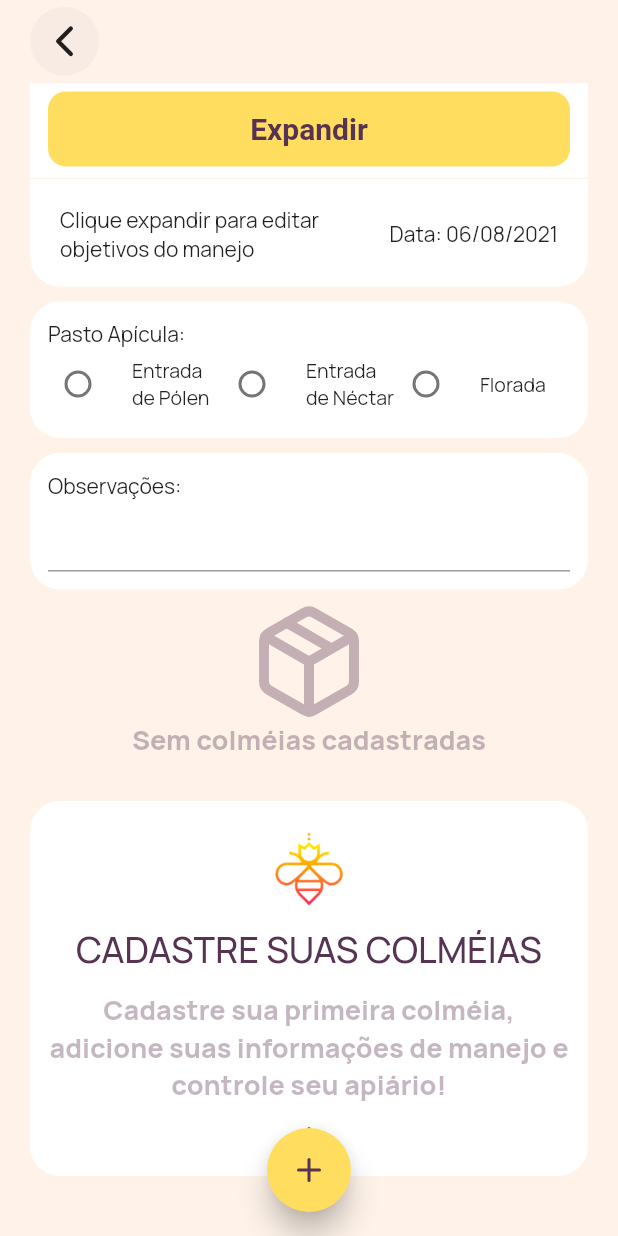
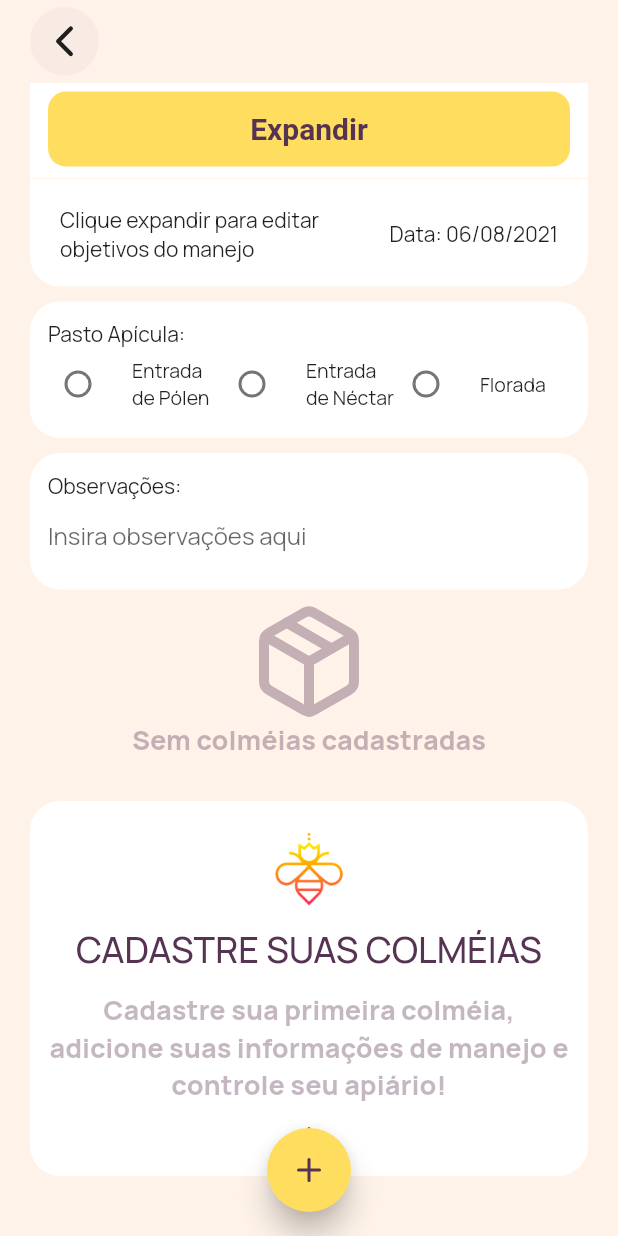
Before and after one commit to joaovvrodrigues/beecontrol, a Flutter app: the ControlSheetPage screen opened directly, scrolled down 104 dp, on a phone screen of 412 x 824 dp. Run offline on Flutter 3.47's test engine with Material 2 defaults, Android fonts, the phone set to English and light mode, and no system bars; our stand-ins replace animated_bottom_navigation_bar, brasil_fields, flutter_feather_icons, flutter_spinkit, flutter_staggered_animations, ionicons and 3 more; missing offline and left inert: webfeed; network calls fail.

Commit message:
Layout and functionality fixes

```diff
--- a/lib/models/report.dart
+++ b/lib/models/report.dart
@@ -8,13 +8,17 @@ class Report {
   num numHives;
   num orphanBoxes;
   List<String> resume;
-  Report({
-    this.name = '',
-    this.date,
-    this.numHives = 0,
-    this.orphanBoxes = 0,
-    required this.resume,
-  });
+  String comments;
+  int? beePasture;
+
+  Report(
+      {this.name = '',
+      this.date,
+      this.numHives = 0,
+      this.orphanBoxes = 0,
+      required this.resume,
+      this.comments = '',
+      this.beePasture}); // : assert(beePasture < 3, 'beePasture must be less than 3');
 
   void updateProvider(Report aux) {
     name = aux.name;
@@ -22,6 +26,8 @@ class Report {
     numHives = aux.numHives;
     orphanBoxes = aux.orphanBoxes;
     resume = aux.resume;
+    comments = aux.comments;
+    beePasture = aux.beePasture;
   }
 
   Report copyWith({
@@ -30,6 +36,8 @@ class Report {
     num? numHives,
     num? orphanBoxes,
     List<String>? resume,
+    String? comments,
+    int? beePasture,
   }) {
     return Report(
       name: name ?? this.name,
@@ -37,6 +45,8 @@ class Report {
       numHives: numHives ?? this.numHives,
       orphanBoxes: orphanBoxes ?? this.orphanBoxes,
       resume: resume ?? this.resume,
+      comments: comments ?? this.comments,
+      beePasture: beePasture ?? this.beePasture,
     );
   }
 
@@ -47,6 +57,8 @@ class Report {
       'numHives': numHives,
       'orphanBoxes': orphanBoxes,
       'resume': resume,
+      'comments': comments,
+      'beePasture': beePasture,
     };
   }
 
@@ -57,6 +69,8 @@ class Report {
       numHives: map['numHives'],
       orphanBoxes: map['orphanBoxes'],
       resume: List<String>.from(map['resume']),
+      comments: map['comments'],
+      beePasture: map['beePasture'],
     );
   }
 
@@ -66,7 +80,7 @@ class Report {
 
   @override
   String toString() {
-    return 'Report(name: $name, date: $date, numHives: $numHives, orphanBoxes: $orphanBoxes, resume: $resume)';
+    return 'Report(name: $name, date: $date, numHives: $numHives, orphanBoxes: $orphanBoxes, resume: $resume, comments: $comments, beePasture: $beePasture)';
   }
 
   @override
@@ -78,7 +92,9 @@ class Report {
         other.date == date &&
         other.numHives == numHives &&
         other.orphanBoxes == orphanBoxes &&
-        listEquals(other.resume, resume);
+        listEquals(other.resume, resume) &&
+        other.comments == comments &&
+        other.beePasture == beePasture;
   }
 
   @override
@@ -87,6 +103,8 @@ class Report {
         date.hashCode ^
         numHives.hashCode ^
         orphanBoxes.hashCode ^
-        resume.hashCode;
+        resume.hashCode ^
+        comments.hashCode ^
+        beePasture.hashCode;
   }
 }
--- a/lib/pages/control_sheet/control_sheet_page.dart
+++ b/lib/pages/control_sheet/control_sheet_page.dart
@@ -29,16 +29,22 @@ class ControlSheetPage extends StatefulWidget {
 
 class _ControlSheetPageState extends State<ControlSheetPage> {
   final formKey = GlobalKey<FormState>();
-  PastoApicola? _pastoApicola;
 
   Report report = Report(resume: []);
   Apiary apiary = Apiary(hives: [], reports: []);
 
+  TextEditingController textController = TextEditingController();
+
+  @override
+  void initState() {
+    apiary = context.read<Apiary>();
+    report = context.read<Report>();
+    textController.text = report.comments;
+    super.initState();
+  }
+
   @override
   Widget build(BuildContext context) {
-    apiary = context.read<Apiary>();
-    report = context.read<Report>();
-
     return SafeArea(
       child: Scaffold(
           appBar: PreferredSize(
@@ -96,17 +102,17 @@ class _ControlSheetPageState extends State<ControlSheetPage> {
                                       padding: const EdgeInsets.symmetric(
                                           horizontal: 0),
                                       child: BeePasture(
-                                        groupValue: _pastoApicola,
+                                        groupValue: report.beePasture,
                                         onChanged: (value) {
                                           setState(() {
-                                            _pastoApicola = value;
+                                            report.beePasture = value;
                                           });
                                         },
                                       ))
                                 ],
                               ),
                             )),
-                        CommentsCard(),
+                        CommentsCard(textController: textController),
                         if (apiary.hives.isEmpty)
                           Column(
                             children: [
--- a/lib/pages/control_sheet/widgets/bee_pasture.dart
+++ b/lib/pages/control_sheet/widgets/bee_pasture.dart
@@ -1,6 +1,4 @@
 import 'package:flutter/material.dart';
-
-enum PastoApicola { polen, nectar, florada }
 
 class BeePasture extends StatelessWidget {
   const BeePasture({
@@ -8,42 +6,30 @@ class BeePasture extends StatelessWidget {
     required this.onChanged,
     required this.groupValue,
   }) : super(key: key);
-  final void Function(dynamic) onChanged;
-  final dynamic groupValue;
+  final void Function(int?) onChanged;
+  final int? groupValue;
+
+  static List<String> beePastureList = [
+    'Entrada de Pólen',
+    'Entrada de Néctar',
+    'Florada'
+  ];
 
   @override
   Widget build(BuildContext context) {
     return Row(
         mainAxisAlignment: MainAxisAlignment.start,
-      children: [
-        Expanded(
-          child: RadioListTile<PastoApicola>(
-              title: const Text('Entrada de Pólen'),
-              value: PastoApicola.polen,
+        children: List<Widget>.generate(
+          beePastureList.length,
+          (index) => Expanded(
+            child: RadioListTile<int>(
+                title: Text(beePastureList[index]),
+                value: index,
                 groupValue: groupValue,
                 contentPadding: EdgeInsets.all(0),
                 dense: true,
                 onChanged: onChanged),
           ),
-        Expanded(
-          child: RadioListTile<PastoApicola>(
-              title: const Text('Entrada de Néctar'),
-              value: PastoApicola.nectar,
-              groupValue: groupValue,
-              dense: true,
-              contentPadding: EdgeInsets.all(0),
-              onChanged: onChanged),
-        ),
-        Expanded(
-          child: RadioListTile<PastoApicola>(
-              title: const Text('Florada'),
-              contentPadding: EdgeInsets.all(0),
-              value: PastoApicola.florada,
-              groupValue: groupValue,
-              dense: true,
-              onChanged: onChanged),
-        ),
-      ],
-    );
+        ));
   }
 }
--- a/lib/pages/control_sheet/widgets/comments.dart
+++ b/lib/pages/control_sheet/widgets/comments.dart
@@ -1,7 +1,12 @@
 import 'package:flutter/material.dart';
 
 class CommentsCard extends StatelessWidget {
-  const CommentsCard({Key? key}) : super(key: key);
+  const CommentsCard({
+    Key? key,
+    required this.textController,
+  }) : super(key: key);
+
+  final TextEditingController textController;
 
   @override
   Widget build(BuildContext context) {
@@ -13,19 +18,16 @@ class CommentsCard extends StatelessWidget {
           crossAxisAlignment: CrossAxisAlignment.start,
           children: [
             Text('Observações:'),
-            TextField(
-                // decoration: InputDecoration(
-                //     hintText: 'Observações',
-                //     suffixIcon: Container(
-                //         decoration: BoxDecoration(
-                //             color: AppTheme.dandelion,
-                //             borderRadius: BorderRadius.circular(12)),
-                //         child: Icon(
-                //           Ionicons.create_outline,
-                //           size: 20,
-                //           color: AppTheme.eclipse,
-                //         ))),
-                )
+            ConstrainedBox(
+              constraints: BoxConstraints(maxHeight: 150),
+              child: TextField(
+                decoration: InputDecoration(
+                    border: InputBorder.none,
+                    hintText: 'Insira observações aqui'),
+                maxLines: null,
+                controller: textController,
+              ),
+            )
           ],
         ));
   }
--- a/lib/pages/control_sheet/widgets/hive_card.dart
+++ b/lib/pages/control_sheet/widgets/hive_card.dart
@@ -78,20 +78,20 @@ class _HiveCardState extends State<HiveCard> {
                   ),
                   for (var item in widget.hive.situation)
                     HiveOptions(item: item),
-                  Padding(
-                    padding: const EdgeInsets.symmetric(vertical: 5),
-                    child: ElevatedButton(
-                      onPressed: () {},
-                      child: Icon(
-                        FeatherIcons.plus,
-                        color: AppTheme.eclipse,
-                      ),
-                      style: AppTheme.elevatedButtonStyle.copyWith(
-                        minimumSize:
-                            MaterialStateProperty.all<Size?>(Size(162, 40)),
-                      ),
-                    ),
-                  ),
+                  // Padding(
+                  //   padding: const EdgeInsets.symmetric(vertical: 5),
+                  //   child: ElevatedButton(
+                  //     onPressed: () {},
+                  //     child: Icon(
+                  //       FeatherIcons.plus,
+                  //       color: AppTheme.eclipse,
+                  //     ),
+                  //     style: AppTheme.elevatedButtonStyle.copyWith(
+                  //       minimumSize:
+                  //           MaterialStateProperty.all<Size?>(Size(162, 40)),
+                  //     ),
+                  //   ),
+                  // ),
                 ],
               ),
               Column(
--- a/lib/utils/classes.dart
+++ b/lib/utils/classes.dart
@@ -11,8 +11,6 @@ List<String> manejo = [
   'Instalar Suportes',
   'Outro'
 ];
-
-
 
 List<Apiary> apiaries = [
   Apiary(
@@ -38,17 +36,21 @@ List<String> manejo = [
             resume: ['Alimentação', 'Colheita de Mel', 'Colheita de Própolis'],
             name: 'Ficha de Controle 1'),
         Report(
+            beePasture: 0,
             date: DateTime(2021, 07, 10, 10, 30),
             numHives: 6,
             orphanBoxes: 1,
             resume: ['Limpeza', 'Instalar Suportes', 'Colheita de Mel'],
             name: 'Ficha de Controle 2'),
         Report(
+            beePasture: 2,
             date: DateTime.now(),
             numHives: 5,
             orphanBoxes: 0,
             resume: ['Divisão de Enxame', 'Colheita de Mel'],
-              name: 'Ficha de Controle 3'),
+            name: 'Ficha de Controle 3',
+            comments:
+                "Do you see any Teletubbies in here? Do you see a slender plastic tag clipped to my shirt with my name printed on it? Do you see a little Asian child with a blank expression on his face sitting outside on a mechanical helicopter that shakes when you put quarters in it? No? Well, that's what you see at a toy store. And you must think you're in a toy store, because you're here shopping for an infant named Jeb."),
       ],
       hives: [
         Hive(
@@ -68,8 +70,6 @@ List<String> manejo = [
             production: ['Instalar Suporte']),
       ])
 ];
-
-
 
 List<Report> reports = [
   Report(
```
Lines whose indentation alone changed are shown as unchanged.
